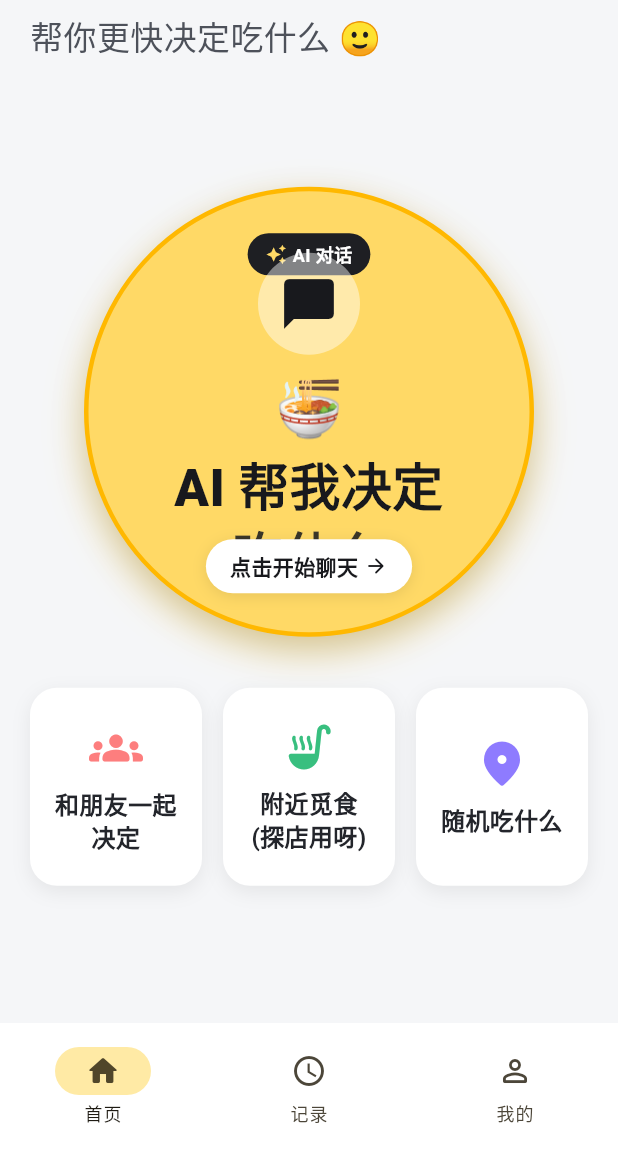
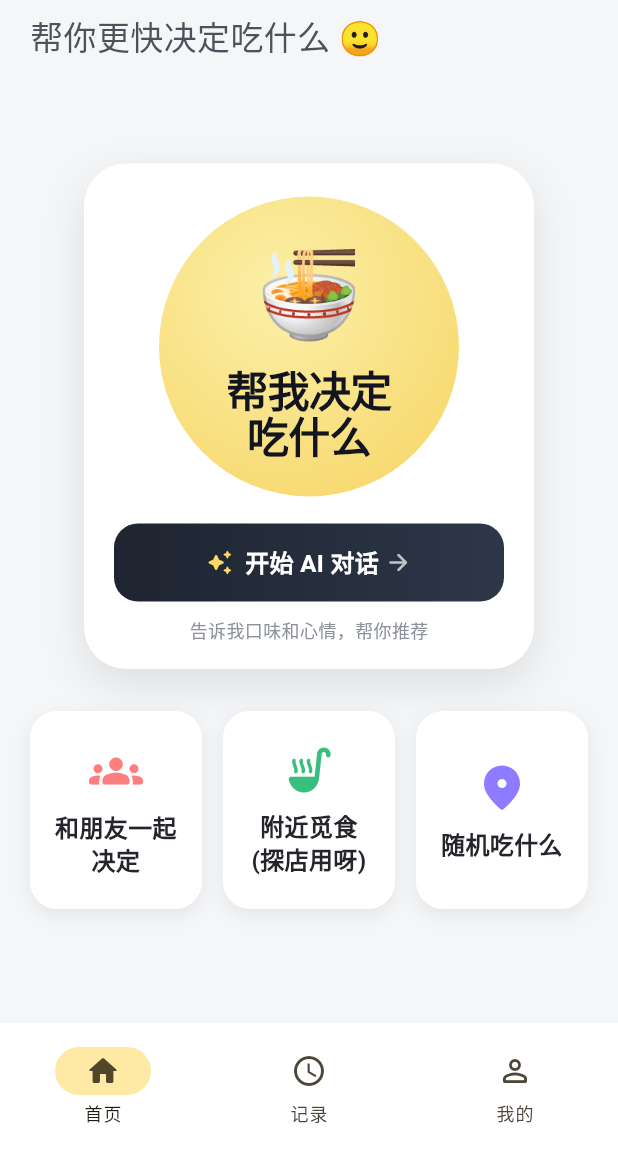
Before and after one commit to github-yitao/soulfood-front, a Flutter app: the RootPage screen opened directly, on a phone screen of 412 x 824 dp, the part 87-1236 px from its top. Run offline on Flutter 3.47's test engine with Material 3 defaults, Android fonts, the phone set to English and light mode, and no system bars; our stand-ins replace dio, shared_preferences; accounts and stored records are empty; network calls fail; Roboto replaces fonts that are missing (PingFang SC).

Commit message:
页面优化

```diff
--- a/lib/pages/home_page.dart
+++ b/lib/pages/home_page.dart
@@ -37,8 +37,8 @@ class HomePage extends StatelessWidget {
               ],
             ),
             const Spacer(),
-            const Center(child: _AiChatHeroButton()),
-            const SizedBox(height: 34),
+            const Center(child: _AiChatEntryCard()),
+            const SizedBox(height: 28),
             Row(
               children: [
                 Expanded(
@@ -77,15 +77,15 @@ class HomePage extends StatelessWidget {
   }
 }
 
-/// 首页主入口：进入 AI 对话（明确可点击）
-class _AiChatHeroButton extends StatefulWidget {
-  const _AiChatHeroButton();
+/// 首页主入口：圆盘视觉 + 底部明确 CTA，整体可点击进入 AI 对话
+class _AiChatEntryCard extends StatefulWidget {
+  const _AiChatEntryCard();
 
   @override
-  State<_AiChatHeroButton> createState() => _AiChatHeroButtonState();
+  State<_AiChatEntryCard> createState() => _AiChatEntryCardState();
 }
 
-class _AiChatHeroButtonState extends State<_AiChatHeroButton> {
+class _AiChatEntryCardState extends State<_AiChatEntryCard> {
   bool _pressed = false;
 
   void _openAiChat() {
@@ -96,95 +96,95 @@ class _AiChatHeroButtonState extends State<_AiChatHeroButton> {
   Widget build(BuildContext context) {
     return Semantics(
       button: true,
-      label: '开始 AI 对话，帮我决定吃什么',
+      label: '开始 AI 对话',
       child: GestureDetector(
         onTapDown: (_) => setState(() => _pressed = true),
         onTapUp: (_) => setState(() => _pressed = false),
         onTapCancel: () => setState(() => _pressed = false),
         onTap: _openAiChat,
         child: AnimatedScale(
-          scale: _pressed ? 0.96 : 1,
+          scale: _pressed ? 0.98 : 1,
           duration: const Duration(milliseconds: 120),
           child: Container(
             width: 300,
+            padding: const EdgeInsets.fromLTRB(20, 22, 20, 18),
             decoration: BoxDecoration(
-              shape: BoxShape.circle,
+              color: Colors.white,
+              borderRadius: BorderRadius.circular(28),
               boxShadow: [
                 BoxShadow(
-                  color: const Color(0xFFFFD966).withValues(alpha: 0.55),
-                  blurRadius: _pressed ? 8 : 22,
+                  color: Colors.black.withValues(alpha: _pressed ? 0.06 : 0.1),
+                  blurRadius: _pressed ? 12 : 24,
                   offset: Offset(0, _pressed ? 4 : 10),
-                ),
-                const BoxShadow(
-                  color: Color(0x26000000),
-                  blurRadius: 18,
-                  offset: Offset(0, 8),
                 ),
               ],
             ),
-            child: Container(
-              width: 300,
-              height: 300,
-              decoration: BoxDecoration(
-                shape: BoxShape.circle,
-                color: const Color(0xFFFFD966),
-                border: Border.all(color: const Color(0xFFFFB800), width: 3),
-              ),
-              child: Stack(
-                alignment: Alignment.center,
-                children: [
-                  const Positioned(
-                    top: 28,
-                    child: _AiBadge(),
+            child: Column(
+              children: [
+                Container(
+                  width: 200,
+                  height: 200,
+                  decoration: const BoxDecoration(
+                    shape: BoxShape.circle,
+                    gradient: RadialGradient(
+                      center: Alignment(-0.2, -0.35),
+                      radius: 1.05,
+                      colors: [Color(0xFFFBF0A8), Color(0xFFF6CF57)],
+                    ),
                   ),
-                  Column(
+                  child: const Column(
                     mainAxisAlignment: MainAxisAlignment.center,
                     children: [
-                      const SizedBox(height: 8),
-                      Container(
-                        padding: const EdgeInsets.all(14),
-                        decoration: BoxDecoration(
-                          color: Colors.white.withValues(alpha: 0.45),
-                          shape: BoxShape.circle,
-                        ),
-                        child: const Icon(
-                          Icons.chat_bubble_rounded,
-                          size: 40,
-                          color: Color(0xFF18191D),
-                        ),
-                      ),
-                      const SizedBox(height: 10),
-                      const Text('🍜', style: TextStyle(fontSize: 36)),
-                      const SizedBox(height: 6),
-                      const Text(
-                        'AI 帮我决定',
+                      Text('🍜', style: TextStyle(fontSize: 56)),
+                      SizedBox(height: 8),
+                      Text(
+                        '帮我决定\n吃什么',
                         textAlign: TextAlign.center,
                         style: TextStyle(
-                          fontSize: 34,
-                          height: 1.15,
-                          fontWeight: FontWeight.w800,
-                          color: Color(0xFF18191D),
-                        ),
-                      ),
-                      const SizedBox(height: 4),
-                      Text(
-                        '吃什么',
-                        textAlign: TextAlign.center,
-                        style: TextStyle(
-                          fontSize: 34,
-                          height: 1.15,
-                          fontWeight: FontWeight.w800,
-                          color: const Color(0xFF18191D).withValues(alpha: 0.85),
+                          fontSize: 28,
+                          height: 1.12,
+                          fontWeight: FontWeight.w900,
+                          letterSpacing: -0.5,
+                          color: Color(0xFF12151D),
                         ),
                       ),
                     ],
                   ),
-                  const Positioned(
-                    bottom: 26,
-                    child: _StartChatChip(),
+                ),
+                const SizedBox(height: 18),
+                Container(
+                  width: double.infinity,
+                  padding: const EdgeInsets.symmetric(horizontal: 16, vertical: 14),
+                  decoration: BoxDecoration(
+                    gradient: const LinearGradient(
+                      colors: [Color(0xFF1E2430), Color(0xFF2D3748)],
+                    ),
+                    borderRadius: BorderRadius.circular(16),
                   ),
-                ],
-              ),
+                  child: const Row(
+                    mainAxisAlignment: MainAxisAlignment.center,
+                    children: [
+                      Icon(Icons.auto_awesome_rounded, color: Color(0xFFFFD966), size: 18),
+                      SizedBox(width: 8),
+                      Text(
+                        '开始 AI 对话',
+                        style: TextStyle(
+                          color: Colors.white,
+                          fontSize: 16,
+                          fontWeight: FontWeight.w700,
+                        ),
+                      ),
+                      SizedBox(width: 4),
+                      Icon(Icons.arrow_forward_rounded, color: Colors.white70, size: 18),
+                    ],
+                  ),
+                ),
+                const SizedBox(height: 10),
+                const Text(
+                  '告诉我口味和心情，帮你推荐',
+                  style: TextStyle(fontSize: 12, color: Color(0xFF8D919A)),
+                ),
+              ],
             ),
           ),
         ),
@@ -192,66 +192,3 @@ class _AiChatHeroButtonState extends State<_AiChatHeroButton> {
     );
   }
 }
-
-class _AiBadge extends StatelessWidget {
-  const _AiBadge();
-
-  @override
-  Widget build(BuildContext context) {
-    return Container(
-      padding: const EdgeInsets.symmetric(horizontal: 12, vertical: 5),
-      decoration: BoxDecoration(
-        color: const Color(0xFF1E1F23),
-        borderRadius: BorderRadius.circular(999),
-      ),
-      child: const Row(
-        mainAxisSize: MainAxisSize.min,
-        children: [
-          Icon(Icons.auto_awesome, size: 14, color: Color(0xFFFFD966)),
-          SizedBox(width: 4),
-          Text(
-            'AI 对话',
-            style: TextStyle(
-              color: Colors.white,
-              fontSize: 12,
-              fontWeight: FontWeight.w700,
-            ),
-          ),
-        ],
-      ),
-    );
-  }
-}
-
-class _StartChatChip extends StatelessWidget {
-  const _StartChatChip();
-
-  @override
-  Widget build(BuildContext context) {
-    return Container(
-      padding: const EdgeInsets.symmetric(horizontal: 16, vertical: 8),
-      decoration: BoxDecoration(
-        color: Colors.white,
-        borderRadius: BorderRadius.circular(999),
-        boxShadow: const [
-          BoxShadow(color: Color(0x18000000), blurRadius: 8, offset: Offset(0, 2)),
-        ],
-      ),
-      child: const Row(
-        mainAxisSize: MainAxisSize.min,
-        children: [
-          Text(
-            '点击开始聊天',
-            style: TextStyle(
-              fontSize: 14,
-              fontWeight: FontWeight.w800,
-              color: Color(0xFF18191D),
-            ),
-          ),
-          SizedBox(width: 4),
-          Icon(Icons.arrow_forward_rounded, size: 16, color: Color(0xFF18191D)),
-        ],
-      ),
-    );
-  }
-}
```
Also changed, not shown: 1 other file.
